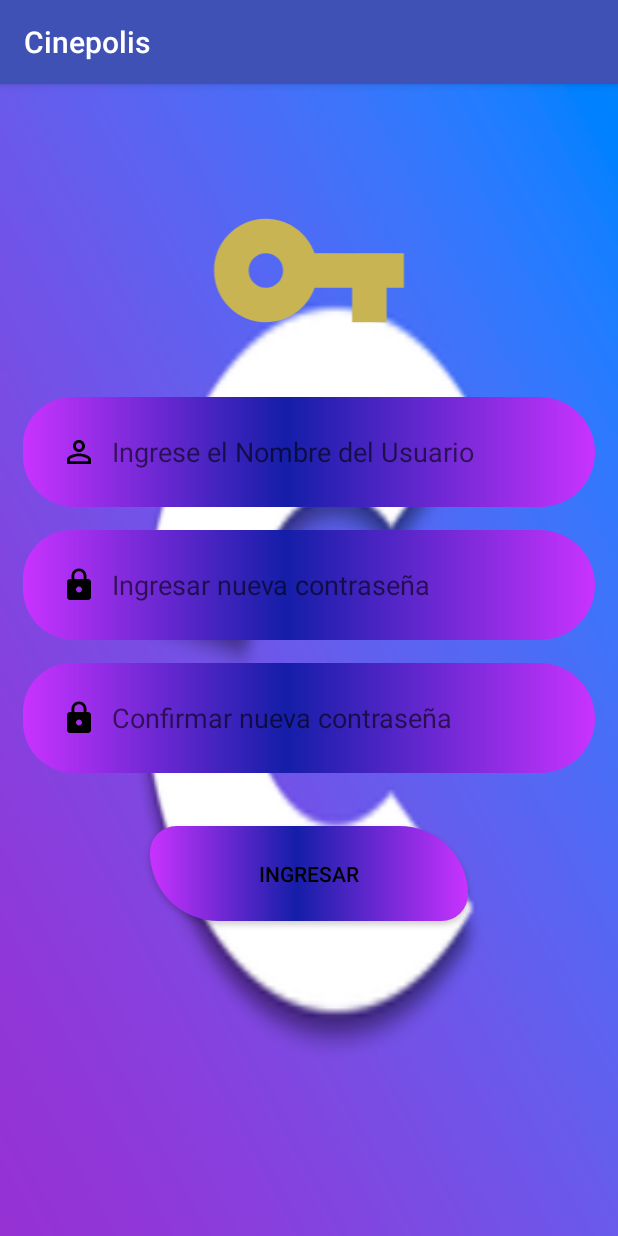
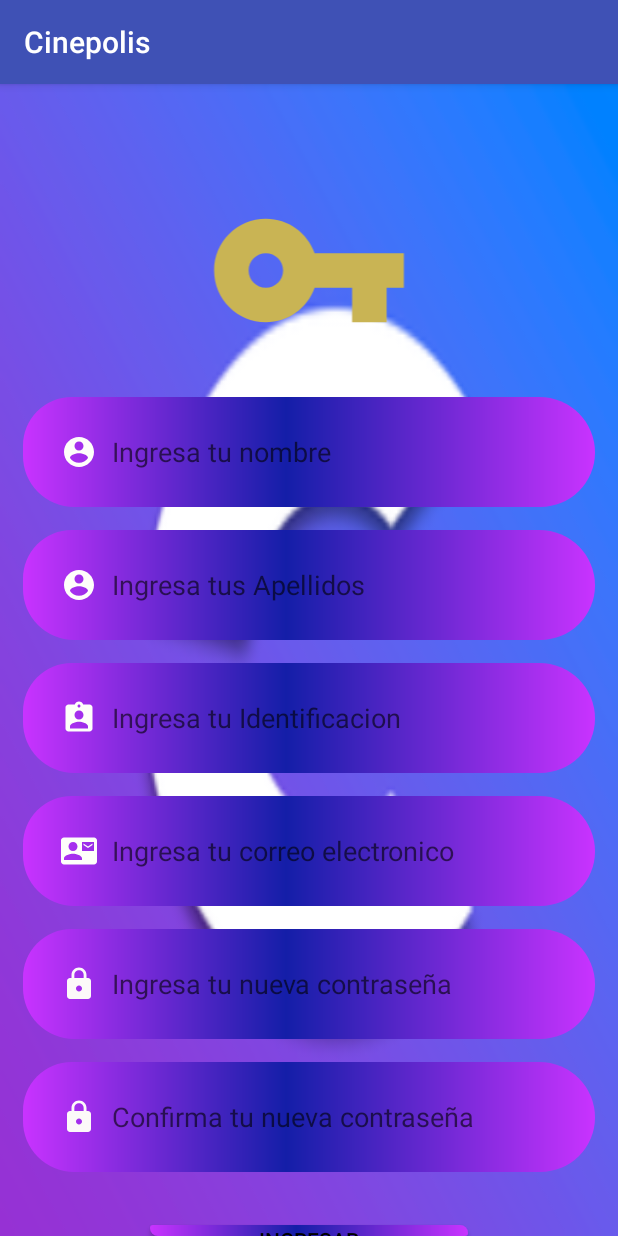
Before and after one commit to MarioCarballo/ProyectoCine, an Android app: the Login screen opened directly, with no data from a screen before it, on a phone screen of 412 x 824 dp. Run offline under Robolectric (Android 15) with nearby library versions, the phone set to English and light mode, and no system bars; 1 statement that could not run was skipped.

Commit message:
modifique la ativity login de acuerdo a la recuperacion de contraseña

```diff
--- a/app/src/main/AndroidManifest.xml
+++ b/app/src/main/AndroidManifest.xml
@@ -17,7 +17,7 @@
         android:supportsRtl="true"
         android:theme="@style/AppTheme"
         android:usesCleartextTraffic="true">
-        <activity android:name=".Main4Activity"></activity>
+        <activity android:name=".Main4Activity" />
         <activity android:name=".Main3Activity" />
         <activity android:name=".Main2Activity" />
         <activity android:name=".MainActivity" />
--- a/app/src/main/res/drawable/candado.xml
+++ b/app/src/main/res/drawable/candado.xml
@@ -4,6 +4,6 @@
         android:viewportWidth="24.0"
         android:viewportHeight="24.0">
     <path
-        android:fillColor="#FF000000"
+        android:fillColor="#FCF9F9"
         android:pathData="M18,8h-1L17,6c0,-2.76 -2.24,-5 -5,-5S7,3.24 7,6v2L6,8c-1.1,0 -2,0.9 -2,2v10c0,1.1 0.9,2 2,2h12c1.1,0 2,-0.9 2,-2L20,10c0,-1.1 -0.9,-2 -2,-2zM12,17c-1.1,0 -2,-0.9 -2,-2s0.9,-2 2,-2 2,0.9 2,2 -0.9,2 -2,2zM15.1,8L8.9,8L8.9,6c0,-1.71 1.39,-3.1 3.1,-3.1 1.71,0 3.1,1.39 3.1,3.1v2z"/>
 </vector>
--- /dev/null
+++ b/app/src/main/res/drawable/ic_account_circle_black_24dp.xml
@@ -0,0 +1,5 @@
+<vector android:height="24dp" android:tint="#FEFEFA"
+    android:viewportHeight="24.0" android:viewportWidth="24.0"
+    android:width="24dp" xmlns:android="http://schemas.android.com/apk/res/android">
+    <path android:fillColor="#FF000000" android:pathData="M12,2C6.48,2 2,6.48 2,12s4.48,10 10,10 10,-4.48 10,-10S17.52,2 12,2zM12,5c1.66,0 3,1.34 3,3s-1.34,3 -3,3 -3,-1.34 -3,-3 1.34,-3 3,-3zM12,19.2c-2.5,0 -4.71,-1.28 -6,-3.22 0.03,-1.99 4,-3.08 6,-3.08 1.99,0 5.97,1.09 6,3.08 -1.29,1.94 -3.5,3.22 -6,3.22z"/>
+</vector>
--- /dev/null
+++ b/app/src/main/res/drawable/ic_assignment_ind_black_24dp.xml
@@ -0,0 +1,5 @@
+<vector android:height="24dp" android:tint="#FEFEFA"
+    android:viewportHeight="24.0" android:viewportWidth="24.0"
+    android:width="24dp" xmlns:android="http://schemas.android.com/apk/res/android">
+    <path android:fillColor="#FF000000" android:pathData="M19,3h-4.18C14.4,1.84 13.3,1 12,1c-1.3,0 -2.4,0.84 -2.82,2L5,3c-1.1,0 -2,0.9 -2,2v14c0,1.1 0.9,2 2,2h14c1.1,0 2,-0.9 2,-2L21,5c0,-1.1 -0.9,-2 -2,-2zM12,3c0.55,0 1,0.45 1,1s-0.45,1 -1,1 -1,-0.45 -1,-1 0.45,-1 1,-1zM12,7c1.66,0 3,1.34 3,3s-1.34,3 -3,3 -3,-1.34 -3,-3 1.34,-3 3,-3zM18,19L6,19v-1.4c0,-2 4,-3.1 6,-3.1s6,1.1 6,3.1L18,19z"/>
+</vector>
--- /dev/null
+++ b/app/src/main/res/drawable/ic_email.xml
@@ -0,0 +1,5 @@
+<vector android:height="24dp" android:tint="#FEFEFA"
+    android:viewportHeight="24.0" android:viewportWidth="24.0"
+    android:width="24dp" xmlns:android="http://schemas.android.com/apk/res/android">
+    <path android:fillColor="#FF000000" android:pathData="M21,8L21,7l-3,2 -3,-2v1l3,2 3,-2zM22,3L2,3C0.9,3 0,3.9 0,5v14c0,1.1 0.9,2 2,2h20c1.1,0 1.99,-0.9 1.99,-2L24,5c0,-1.1 -0.9,-2 -2,-2zM8,6c1.66,0 3,1.34 3,3s-1.34,3 -3,3 -3,-1.34 -3,-3 1.34,-3 3,-3zM14,18L2,18v-1c0,-2 4,-3.1 6,-3.1s6,1.1 6,3.1v1zM22,12h-8L14,6h8v6z"/>
+</vector>
--- a/app/src/main/res/layout/activity_login.xml
+++ b/app/src/main/res/layout/activity_login.xml
@@ -17,18 +17,61 @@
 
 
     <EditText
-        android:id="@+id/et_usuario"
+        android:id="@+id/et_nombre"
         android:layout_width="match_parent"
         android:layout_height="73dp"
         android:layout_marginLeft="15dp"
         android:layout_marginTop="15dp"
         android:layout_marginRight="15dp"
         android:background="@drawable/styleet"
-        android:drawableStart="@drawable/usuario"
+        android:drawableStart="@drawable/ic_account_circle_black_24dp"
         android:drawablePadding="10dp"
         android:ems="10"
-        android:hint="Ingrese el Nombre del Usuario"
+        android:hint="Ingresa tu nombre"
         android:inputType="textPersonName"
+        android:paddingLeft="25dp" />
+
+    <EditText
+        android:id="@+id/et_apellido"
+        android:layout_width="match_parent"
+        android:layout_height="73dp"
+        android:layout_marginLeft="15dp"
+        android:layout_marginTop="15dp"
+        android:layout_marginRight="15dp"
+        android:background="@drawable/styleet"
+        android:drawableStart="@drawable/ic_account_circle_black_24dp"
+        android:drawablePadding="10dp"
+        android:ems="10"
+        android:hint="Ingresa tus Apellidos"
+        android:inputType="textPersonName"
+        android:paddingLeft="25dp" />
+    <EditText
+        android:id="@+id/et_identificacion"
+        android:layout_width="match_parent"
+        android:layout_height="73dp"
+        android:layout_marginLeft="15dp"
+        android:layout_marginTop="15dp"
+        android:layout_marginRight="15dp"
+        android:background="@drawable/styleet"
+        android:drawableStart="@drawable/ic_assignment_ind_black_24dp"
+        android:drawablePadding="10dp"
+        android:ems="10"
+        android:hint="Ingresa tu Identificacion"
+        android:inputType="textPersonName"
+        android:paddingLeft="25dp" />
+    <EditText
+        android:id="@+id/et_email"
+        android:layout_width="match_parent"
+        android:layout_height="73dp"
+        android:layout_marginLeft="15dp"
+        android:layout_marginTop="15dp"
+        android:layout_marginRight="15dp"
+        android:background="@drawable/styleet"
+        android:drawableStart="@drawable/ic_email"
+        android:drawablePadding="10dp"
+        android:ems="10"
+        android:hint="Ingresa tu correo electronico"
+        android:inputType="textEmailAddress"
         android:paddingLeft="25dp" />
 
     <EditText
@@ -42,7 +85,7 @@
         android:drawableStart="@drawable/candado"
         android:drawablePadding="10dp"
         android:ems="10"
-        android:hint="Ingresar nueva contraseña"
+        android:hint="Ingresa tu nueva contraseña"
         android:inputType="textPassword"
         android:paddingLeft="25dp" />
 
@@ -57,7 +100,7 @@
         android:drawableStart="@drawable/candado"
         android:drawablePadding="10dp"
         android:ems="10"
-        android:hint="Confirmar nueva contraseña"
+        android:hint="Confirma tu nueva contraseña"
         android:inputType="textPassword"
         android:paddingLeft="25dp" />
 
--- a/app/src/main/res/layout/activity_principal.xml
+++ b/app/src/main/res/layout/activity_principal.xml
@@ -13,7 +13,7 @@
         android:layout_width="match_parent"
         android:layout_height="wrap_content"
         android:text="Ingresar como Usuario"
-        android:layout_marginTop="245dp"
+        android:layout_marginTop="125dp"
         android:background="@drawable/stylebuton"
         android:textAlignment="center"
         android:textColor="#F1EDED"
@@ -53,7 +53,7 @@
         android:layout_width="match_parent"
         android:layout_height="wrap_content"
         android:layout_marginLeft="160dp"
-        android:layout_marginTop="140dp"
+        android:layout_marginTop="100dp"
         android:layout_marginRight="7dp"
         android:background="@android:color/transparent"
         android:text="¿Has Olvidado la contraseña?"
```
